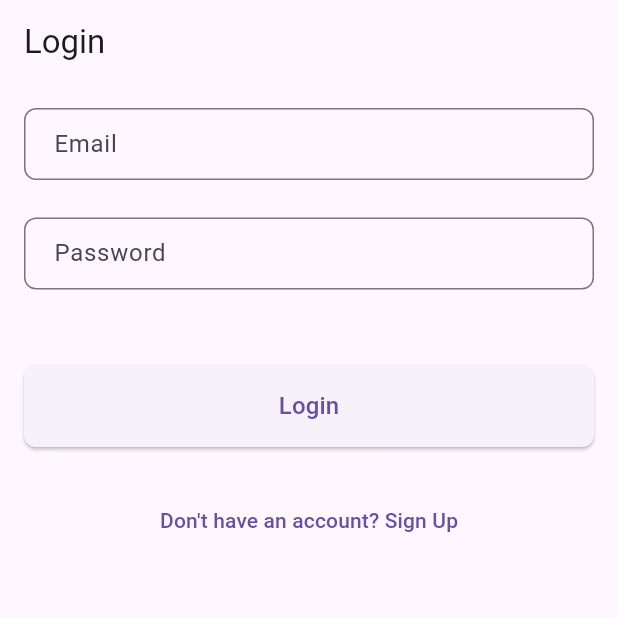
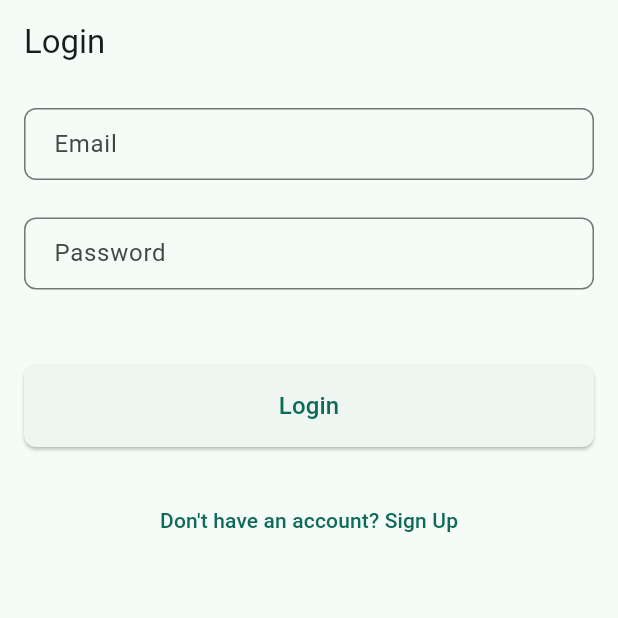
Before and after one commit to rex-enigma/health_management_system, a Flutter app: the screen it shows after launch, on a phone screen of 412 x 824 dp, the top half of it. Run offline on Flutter 3.47's test engine with Material 3 defaults, Android fonts, the light colour scheme and no system bars; our stand-ins replace dartz, flutter_dotenv, flutter_secure_storage, stacked, stacked_services, stacked_shared.

Commit message:
added theme data

```diff
--- a/lib/main.dart
+++ b/lib/main.dart
@@ -22,6 +22,12 @@ class MainApp extends StatelessWidget {
   @override
   Widget build(BuildContext context) {
     return MaterialApp(
+      debugShowCheckedModeBanner: false,
+      theme: ThemeData(
+        colorScheme: ColorScheme.fromSeed(
+          seedColor: Colors.tealAccent,
+        ),
+      ),
       initialRoute: Routes.startupView,
       onGenerateRoute: StackedRouter().onGenerateRoute,
       navigatorKey: StackedService.navigatorKey,
```
